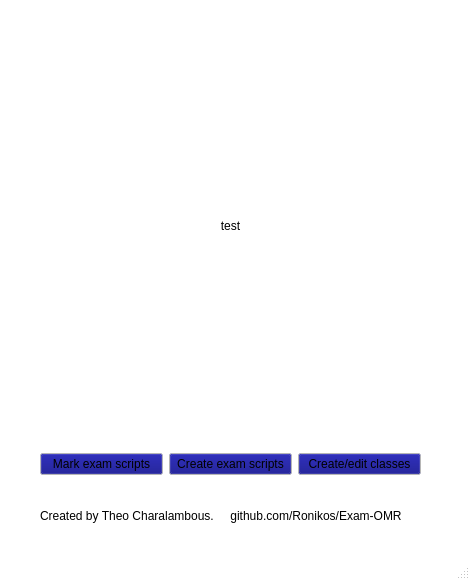
The window that omr/interface/UI/main.ui (ccszwg/Exam-OMR) describes before a commit, drawn with Qt 5.
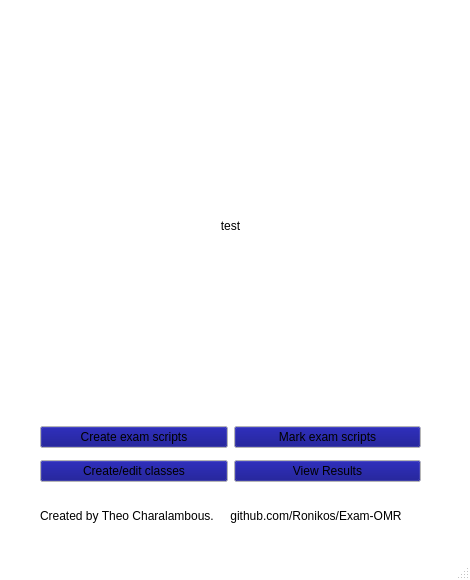
The same window after the commit.

```diff
--- a/omr/interface/UI/main.ui
+++ b/omr/interface/UI/main.ui
@@ -447,48 +447,6 @@
    <property name="autoFillBackground">
     <bool>true</bool>
    </property>
-   <widget class="QWidget" name="verticalLayoutWidget">
-    <property name="geometry">
-     <rect>
-      <x>40</x>
-      <y>444</y>
-      <width>381</width>
-      <height>41</height>
-     </rect>
-    </property>
-    <layout class="QHBoxLayout" name="horizontalLayout">
-     <item>
-      <widget class="QPushButton" name="button_mark">
-       <property name="text">
-        <string>Mark exam scripts</string>
-       </property>
-       <property name="autoDefault">
-        <bool>false</bool>
-       </property>
-      </widget>
-     </item>
-     <item>
-      <widget class="QPushButton" name="button_create">
-       <property name="text">
-        <string>Create exam scripts</string>
-       </property>
-      </widget>
-     </item>
-     <item>
-      <widget class="QPushButton" name="button_classes">
-       <property name="text">
-        <string>Create/edit classes</string>
-       </property>
-       <property name="default">
-        <bool>false</bool>
-       </property>
-       <property name="flat">
-        <bool>false</bool>
-       </property>
-      </widget>
-     </item>
-    </layout>
-   </widget>
    <widget class="QLabel" name="main_logo">
     <property name="geometry">
      <rect>
@@ -518,6 +476,63 @@
      <string>Created by Theo Charalambous.     github.com/Ronikos/Exam-OMR</string>
     </property>
    </widget>
+   <widget class="QWidget" name="verticalLayoutWidget_2">
+    <property name="geometry">
+     <rect>
+      <x>40</x>
+      <y>420</y>
+      <width>381</width>
+      <height>69</height>
+     </rect>
+    </property>
+    <layout class="QVBoxLayout" name="verticalLayout">
+     <item>
+      <layout class="QHBoxLayout" name="horizontalLayout">
+       <item>
+        <widget class="QPushButton" name="button_create">
+         <property name="text">
+          <string>Create exam scripts</string>
+         </property>
+        </widget>
+       </item>
+       <item>
+        <widget class="QPushButton" name="button_mark">
+         <property name="text">
+          <string>Mark exam scripts</string>
+         </property>
+         <property name="autoDefault">
+          <bool>false</bool>
+         </property>
+        </widget>
+       </item>
+      </layout>
+     </item>
+     <item>
+      <layout class="QHBoxLayout" name="horizontalLayout_2">
+       <item>
+        <widget class="QPushButton" name="button_classes">
+         <property name="text">
+          <string>Create/edit classes</string>
+         </property>
+         <property name="default">
+          <bool>false</bool>
+         </property>
+         <property name="flat">
+          <bool>false</bool>
+         </property>
+        </widget>
+       </item>
+       <item>
+        <widget class="QPushButton" name="button_results">
+         <property name="text">
+          <string>View Results</string>
+         </property>
+        </widget>
+       </item>
+      </layout>
+     </item>
+    </layout>
+   </widget>
   </widget>
   <widget class="QMenuBar" name="menubar">
    <property name="geometry">
```
